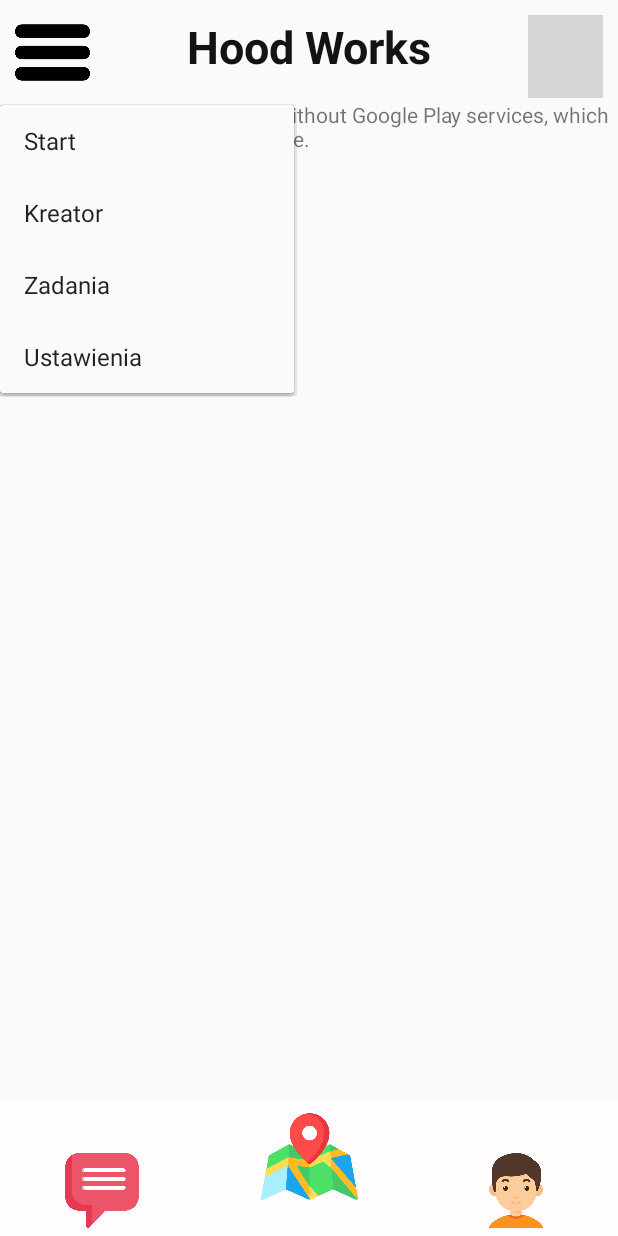
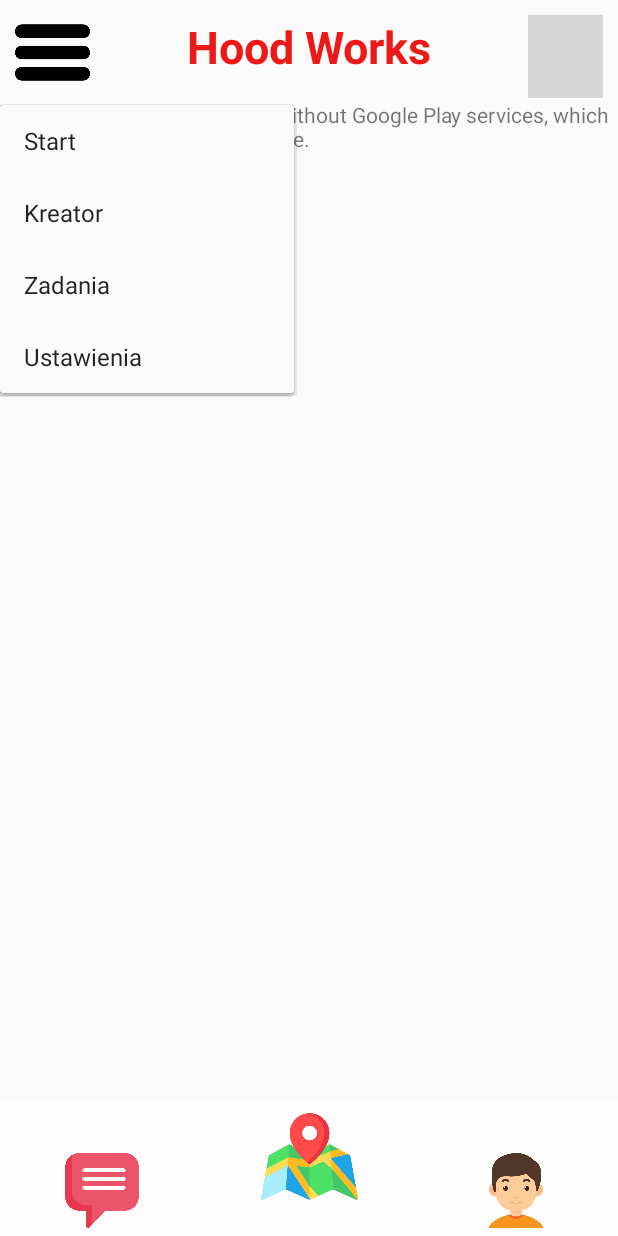
Before and after one commit to mastep1/HoodWorks, an Android app: the Home screen opened directly, with no data from a screen before it, after a tap on an icon or button, on a phone screen of 412 x 824 dp. Run offline under Robolectric (Android 15) with nearby library versions, the phone set to English and light mode, and no system bars; grey boxes are pictures that could not be loaded.

Commit message:
hello Jakub 21:04 /////05-04

```diff
--- a/app/src/main/AndroidManifest.xml
+++ b/app/src/main/AndroidManifest.xml
@@ -2,11 +2,7 @@
 <manifest xmlns:android="http://schemas.android.com/apk/res/android"
     package="com.example.neighborhoodwork">
 
-    <!--
-         The ACCESS_COARSE/FINE_LOCATION permissions are not required to use
-         Google Maps Android API v2, but you must specify either coarse or fine
-         location permissions for the 'MyLocation' functionality.
-    -->
+
     <uses-permission android:name="android.permission.ACCESS_FINE_LOCATION" />
     <uses-permission android:name="android.permission.INTERNET" />
     <uses-permission android:name="android.permission.ACCESS_COARSE_LOCATION" />
--- a/app/src/main/res/layout/activity_home.xml
+++ b/app/src/main/res/layout/activity_home.xml
@@ -24,7 +24,7 @@
         android:paddingBottom="15dp"
         android:text="@string/tx4Home"
         android:textAlignment="center"
-        android:textColor="#131313"
+        android:textColor="#EC1919"
         android:textSize="30sp"
         android:textStyle="bold"
         app:layout_constraintEnd_toEndOf="parent"
```
